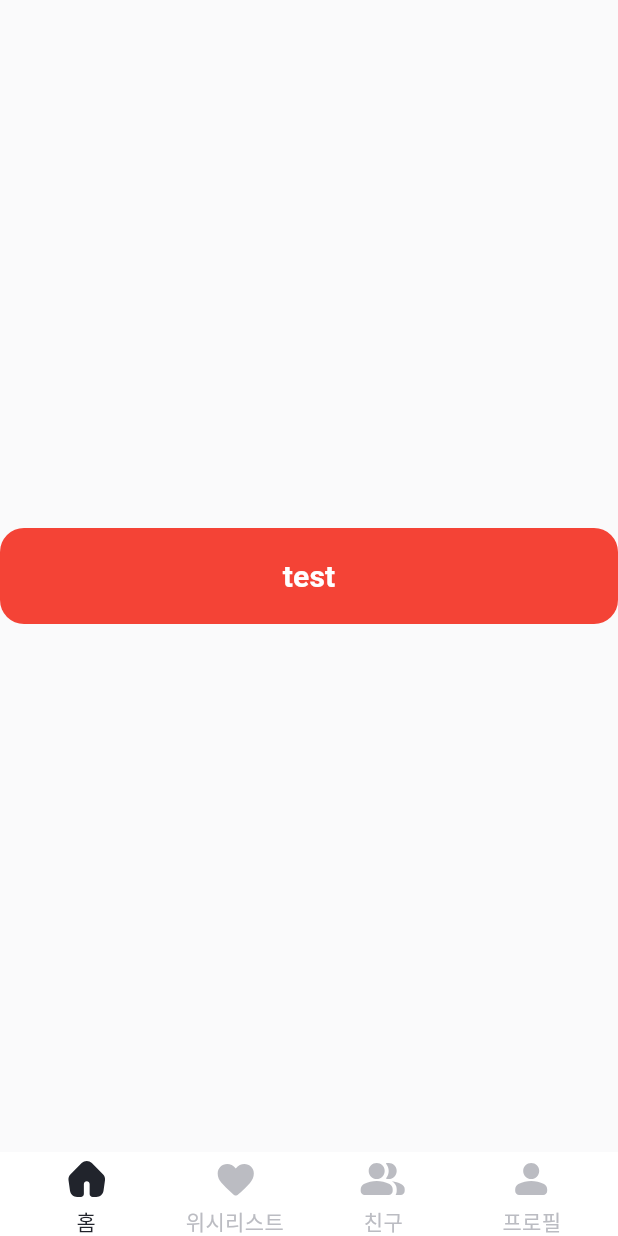
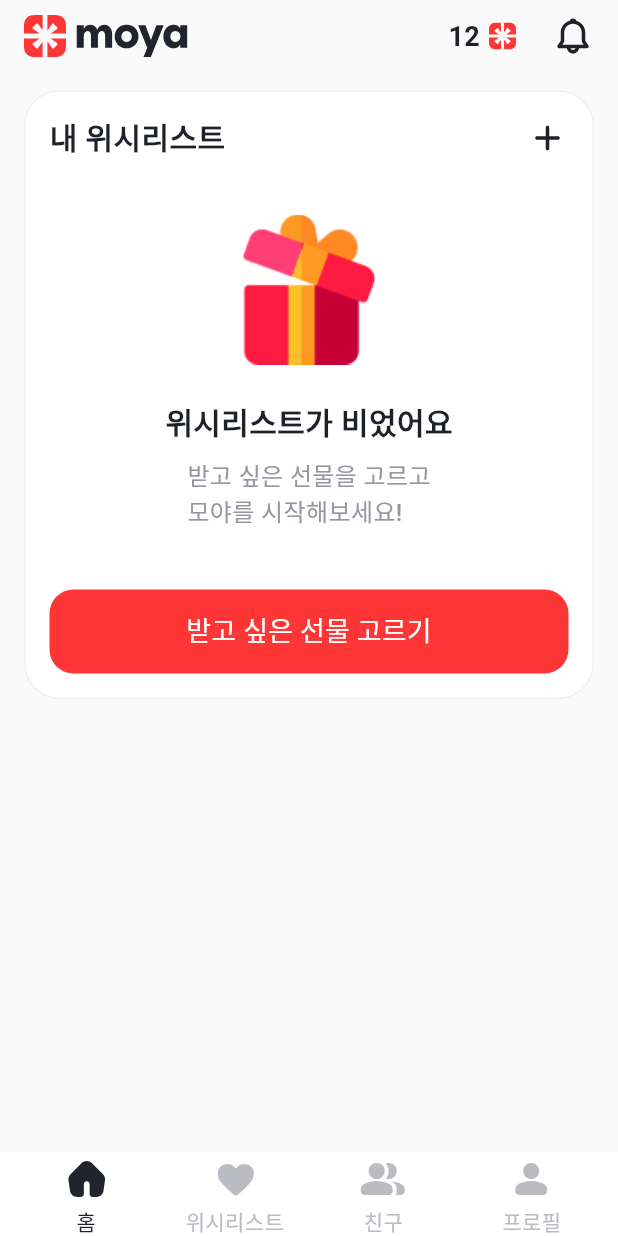
Before and after one commit to BSSM-NOBRAND/moya_frontend, a Flutter app: the screen it shows after launch, on a phone screen of 412 x 824 dp. Run offline on Flutter 3.47's test engine with Material 3 defaults, Android fonts, the phone set to English and light mode, and no system bars; our stand-ins replace flutter_svg; Roboto replaces fonts that are missing (WantedSans).

Commit message:
feat: 홈 스크린 퍼블리싱

```diff
--- a/lib/main.dart
+++ b/lib/main.dart
@@ -1,6 +1,6 @@
 import 'package:flutter/material.dart';
-import 'package:moya/presentation/common/custom_bottom_navigation_bar.dart';
-import 'package:moya/presentation/common/primary_button.dart';
+import 'package:moya/config/palette.dart';
+import 'package:moya/presentation/base_navigation.dart';
 
 void main() {
   runApp(const MyApp());
@@ -15,31 +15,9 @@ class MyApp extends StatelessWidget {
       title: 'Flutter Demo',
       theme: ThemeData(
         fontFamily: 'WantedSans',
-        scaffoldBackgroundColor: const Color(0xfffafafb),
+        scaffoldBackgroundColor: Palette.white,
       ),
-      home: const MyHomePage(),
+      home: const BaseNavigation(),
     );
   }
 }
-
-class MyHomePage extends StatefulWidget {
-  const MyHomePage({super.key});
-
-  @override
-  State<MyHomePage> createState() => _MyHomePageState();
-}
-
-class _MyHomePageState extends State<MyHomePage> {
-  @override
-  Widget build(BuildContext context) {
-    return const Scaffold(
-      body: Center(
-        child: PrimaryButton(
-          'test',
-          size: ButtonSize.s64,
-        ),
-      ),
-      bottomNavigationBar: CustomBottomNavigationBar(),
-    );
-  }
-}
--- /dev/null
+++ b/lib/presentation/base_navigation.dart
@@ -0,0 +1,46 @@
+import 'package:flutter/material.dart';
+import 'package:moya/config/palette.dart';
+import 'package:moya/presentation/common/custom_bottom_navigation_bar.dart';
+import 'package:moya/presentation/common/header.dart';
+import 'package:moya/presentation/home/home_screen.dart';
+
+class BaseNavigation extends StatefulWidget {
+  const BaseNavigation({super.key});
+
+  @override
+  State<BaseNavigation> createState() => _BaseNavigationState();
+}
+
+class _BaseNavigationState extends State<BaseNavigation> {
+  int _page_index = 0;
+
+  final List<Widget> _screens = [const HomeScreen()];
+
+  @override
+  Widget build(BuildContext context) {
+    return Container(
+      child: Scaffold(
+        body: Container(
+          decoration: const BoxDecoration(color: Palette.gray50),
+          child: SafeArea(
+            child: Column(
+              children: [
+                const Header(),
+                _screens[_page_index],
+              ],
+            ),
+          ),
+        ),
+        bottomNavigationBar: CustomBottomNavigationBar(
+          onTabChange: (index) {
+            setState(() {
+              if (_screens.length > index) {
+                _page_index = index;
+              }
+            });
+          },
+        ),
+      ),
+    );
+  }
+}
--- a/lib/presentation/common/custom_bottom_navigation_bar.dart
+++ b/lib/presentation/common/custom_bottom_navigation_bar.dart
@@ -4,7 +4,9 @@ import 'package:moya/config/palette.dart';
 import 'package:moya/config/typo_text_style.dart';
 
 class CustomBottomNavigationBar extends StatefulWidget {
-  const CustomBottomNavigationBar({super.key});
+  const CustomBottomNavigationBar({super.key, required this.onTabChange});
+
+  final Function(int) onTabChange;
 
   @override
   State<CustomBottomNavigationBar> createState() =>
@@ -62,6 +64,7 @@ class _CustomBottomNavigationBarState extends State<CustomBottomNavigationBar> {
                   onTap: () {
                     setState(() {
                       _selected = index;
+                      widget.onTabChange(index);
                     });
                   },
                 ),
--- /dev/null
+++ b/lib/presentation/common/header.dart
@@ -0,0 +1,49 @@
+import 'package:flutter/material.dart';
+import 'package:flutter_svg/svg.dart';
+import 'package:moya/config/palette.dart';
+import 'package:moya/config/typo_text_style.dart';
+
+class Header extends StatefulWidget {
+  const Header({super.key});
+
+  @override
+  State<Header> createState() => _HeaderState();
+}
+
+class _HeaderState extends State<Header> {
+  int moya = 12;
+
+  @override
+  Widget build(BuildContext context) {
+    return SizedBox(
+      height: 48,
+      child: Padding(
+        padding: const EdgeInsets.only(left: 16, right: 16),
+        child: Row(
+          mainAxisAlignment: MainAxisAlignment.spaceBetween,
+          children: [
+            SvgPicture.asset('assets/images/logo.svg'),
+            Row(
+              crossAxisAlignment: CrossAxisAlignment.center,
+              children: [
+                Row(
+                  crossAxisAlignment: CrossAxisAlignment.center,
+                  children: [
+                    Text(
+                      moya.toString(),
+                      style: TypoTextStyle.h5(color: Palette.black),
+                    ),
+                    const SizedBox(width: 6),
+                    SvgPicture.asset('assets/images/moya.svg')
+                  ],
+                ),
+                const SizedBox(width: 24),
+                SvgPicture.asset('assets/images/notification.svg')
+              ],
+            )
+          ],
+        ),
+      ),
+    );
+  }
+}
--- a/lib/presentation/common/primary_button.dart
+++ b/lib/presentation/common/primary_button.dart
@@ -10,11 +10,11 @@ class PrimaryButton extends StatelessWidget {
 
   const PrimaryButton(this.text, {super.key, this.size = ButtonSize.s64});
 
-  static Map<ButtonSize, double> heightMap = {
+  static final Map<ButtonSize, double> _heightMap = {
     ButtonSize.s56: 56,
     ButtonSize.s64: 64
   };
-  static Map<ButtonSize, TextStyle> textStyleMap = {
+  static final Map<ButtonSize, TextStyle> _textStyleMap = {
     ButtonSize.s56: TypoTextStyle.body1(color: Palette.white),
     ButtonSize.s64: TypoTextStyle.h4(color: Palette.white),
   };
@@ -23,11 +23,11 @@ class PrimaryButton extends StatelessWidget {
   Widget build(BuildContext context) {
     return SizedBox(
       width: double.infinity,
-      height: heightMap[size],
+      height: _heightMap[size],
       child: TextButton(
         onPressed: () {},
         style: const ButtonStyle(
-          backgroundColor: WidgetStatePropertyAll(Colors.red),
+          backgroundColor: WidgetStatePropertyAll(Palette.brandPrimary),
           shape: WidgetStatePropertyAll(
             RoundedRectangleBorder(
               borderRadius: BorderRadius.all(Radius.circular(16)),
@@ -36,7 +36,7 @@ class PrimaryButton extends StatelessWidget {
         ),
         child: Text(
           text,
-          style: textStyleMap[size],
+          style: _textStyleMap[size],
         ),
       ),
     );
--- /dev/null
+++ b/lib/presentation/home/home_screen.dart
@@ -0,0 +1,20 @@
+import 'package:flutter/material.dart';
+import 'package:flutter/widgets.dart';
+import 'package:moya/presentation/home/widget/my_wishlist.dart';
+
+class HomeScreen extends StatefulWidget {
+  const HomeScreen({super.key});
+
+  @override
+  State<HomeScreen> createState() => _HomeScreenState();
+}
+
+class _HomeScreenState extends State<HomeScreen> {
+  @override
+  Widget build(BuildContext context) {
+    return const Padding(
+      padding: EdgeInsets.only(top: 12, left: 16, right: 16),
+      child: MyWishlist(),
+    );
+  }
+}
--- /dev/null
+++ b/lib/presentation/home/widget/my_wishlist.dart
@@ -0,0 +1,76 @@
+import 'package:flutter/material.dart';
+import 'package:flutter_svg/svg.dart';
+import 'package:moya/config/palette.dart';
+import 'package:moya/config/typo_text_style.dart';
+import 'package:moya/presentation/common/primary_button.dart';
+
+class MyWishlist extends StatefulWidget {
+  const MyWishlist({super.key});
+
+  @override
+  State<MyWishlist> createState() => _MyWishlistState();
+}
+
+class _MyWishlistState extends State<MyWishlist> {
+  @override
+  Widget build(BuildContext context) {
+    return Container(
+      width: double.infinity,
+      decoration: BoxDecoration(
+        color: Palette.white,
+        border: Border.all(
+          width: 1,
+          color: Palette.gray200,
+        ),
+        borderRadius: BorderRadius.circular(24),
+      ),
+      child: Padding(
+        padding: const EdgeInsets.all(16),
+        child: Column(
+          children: [
+            Column(
+              children: [
+                Row(
+                  children: [
+                    Text(
+                      '내 위시리스트',
+                      style: TypoTextStyle.h4(color: Palette.black),
+                    ),
+                    const Spacer(),
+                    InkWell(
+                      child: SvgPicture.asset('assets/images/add.svg'),
+                    )
+                  ],
+                ),
+                const SizedBox(height: 36),
+                Column(
+                  children: [
+                    Image.asset(
+                      'assets/images/empty-gift.png',
+                    ),
+                    const SizedBox(height: 24),
+                    Column(
+                      children: [
+                        Text(
+                          '위시리스트가 비었어요',
+                          style: TypoTextStyle.h4(color: Palette.black),
+                        ),
+                        const SizedBox(height: 8),
+                        Text(
+                          '받고 싶은 선물을 고르고\n모야를 시작해보세요!',
+                          style: TypoTextStyle.body2(color: Palette.gray500),
+                        )
+                      ],
+                    )
+                  ],
+                )
+              ],
+            ),
+            const SizedBox(height: 40),
+            const PrimaryButton('받고 싶은 선물 고르기', size: ButtonSize.s56),
+          ],
+        ),
+      ),
+    );
+  }
+}
```
Also changed, not shown: assets/images/add.svg (added), assets/images/empty-gift.png (added), assets/images/logo.svg (added), assets/images/moya.svg (added), assets/images/notification.svg (added).
